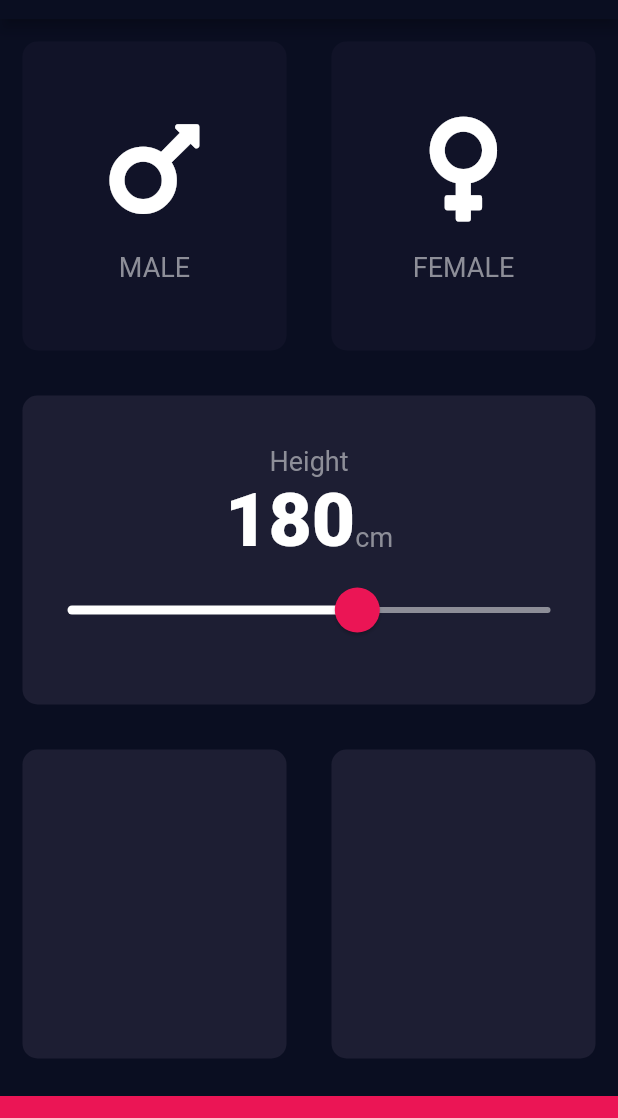
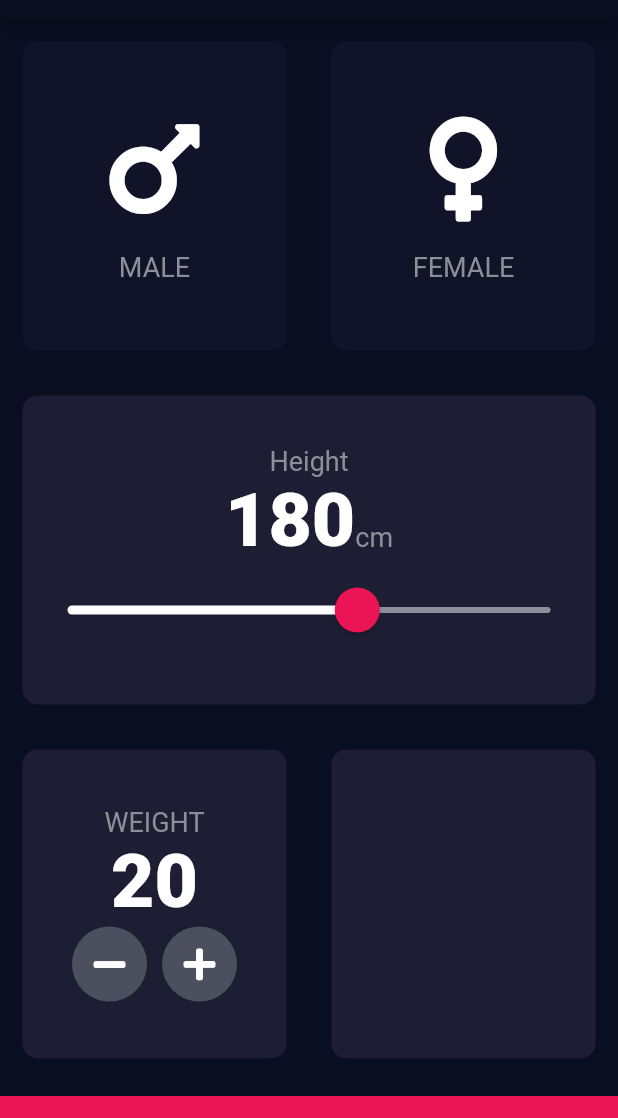
Before and after one commit to Ayushd70/bmi-calculator, a Flutter app: the screen it shows after launch, on a phone screen of 412 x 824 dp, the part 65-1183 px from its top. Run offline on Flutter 3.47's test engine with Material 2 defaults, Android fonts, the phone set to English and light mode, and no system bars; our stand-ins replace font_awesome_flutter.

Commit message:
bmi: input_page: implement the weight widget
*create a custom Material Button with required properties

Signed-off-by: Ayush Dubey <ayushdubey70@gmail.com>

```diff
--- a/lib/input_page.dart
+++ b/lib/input_page.dart
@@ -1,4 +1,5 @@
 import 'package:flutter/material.dart';
+import 'package:flutter/painting.dart';
 import 'package:font_awesome_flutter/font_awesome_flutter.dart';
 
 import 'constant.dart';
@@ -18,6 +19,8 @@ class InputPage extends StatefulWidget {
 class _InputPageState extends State<InputPage> {
   Gender selectedGender;
   int height = 180;
+  int weight = 20;
+  int age = 18;
 
   @override
   Widget build(BuildContext context) {
@@ -121,6 +124,43 @@ class _InputPageState extends State<InputPage> {
                 Expanded(
                   child: ReusableCard(
                     colour: kActiveCardColour,
+                    cardChild: Column(
+                      mainAxisAlignment: MainAxisAlignment.center,
+                      children: [
+                        Text(
+                          'WEIGHT',
+                          style: kLabelTextStyle,
+                        ),
+                        Text(
+                          weight.toString(),
+                          style: kNumberTextStyle,
+                        ),
+                        Row(
+                          mainAxisAlignment: MainAxisAlignment.center,
+                          children: [
+                            RoundIconButton(
+                              icon: FontAwesomeIcons.minus,
+                              onPressed: () {
+                                setState(() {
+                                  weight--;
+                                });
+                              },
+                            ),
+                            SizedBox(
+                              width: 10.0,
+                            ),
+                            RoundIconButton(
+                              icon: FontAwesomeIcons.plus,
+                              onPressed: () {
+                                setState(() {
+                                  weight++;
+                                });
+                              },
+                            ),
+                          ],
+                        ),
+                      ],
+                    ),
                   ),
                 ),
                 Expanded(
@@ -142,3 +182,25 @@ class _InputPageState extends State<InputPage> {
     );
   }
 }
+
+class RoundIconButton extends StatelessWidget {
+  RoundIconButton({@required this.icon, @required this.onPressed});
+
+  final IconData icon;
+  final Function onPressed;
+
+  @override
+  Widget build(BuildContext context) {
+    return RawMaterialButton(
+      elevation: 0.0,
+      child: Icon(icon),
+      onPressed: onPressed,
+      constraints: BoxConstraints.tightFor(
+        width: 50.0,
+        height: 50.0,
+      ),
+      shape: CircleBorder(),
+      fillColor: Color(0xFF4C4F5E),
+    );
+  }
+}
```
